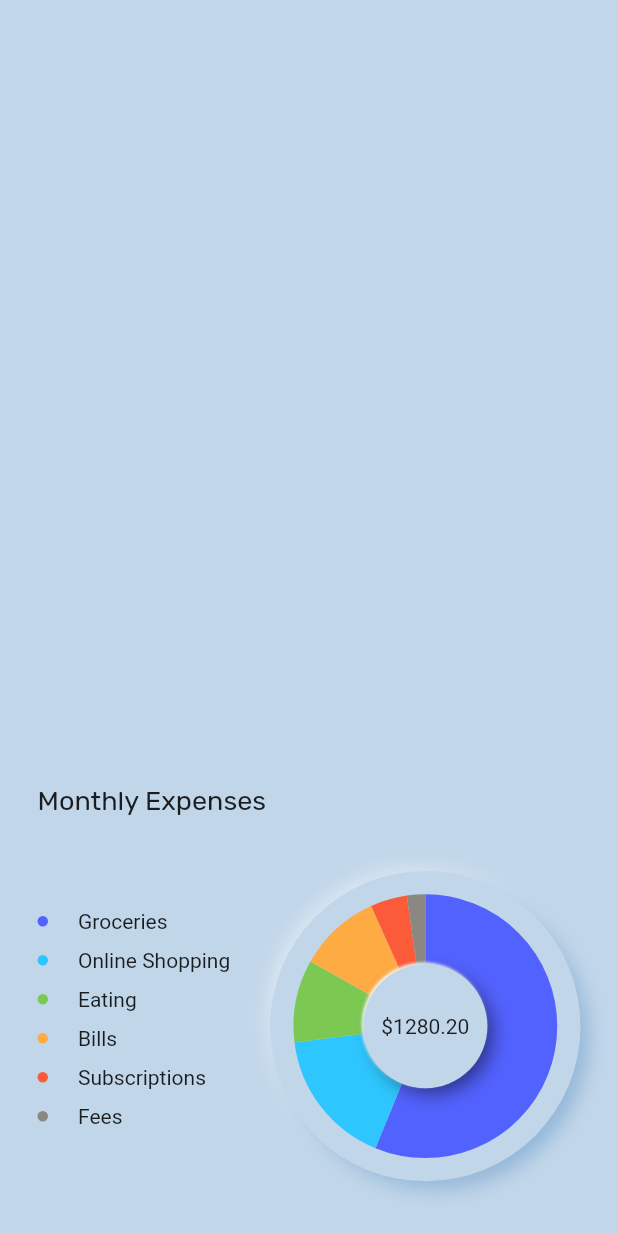
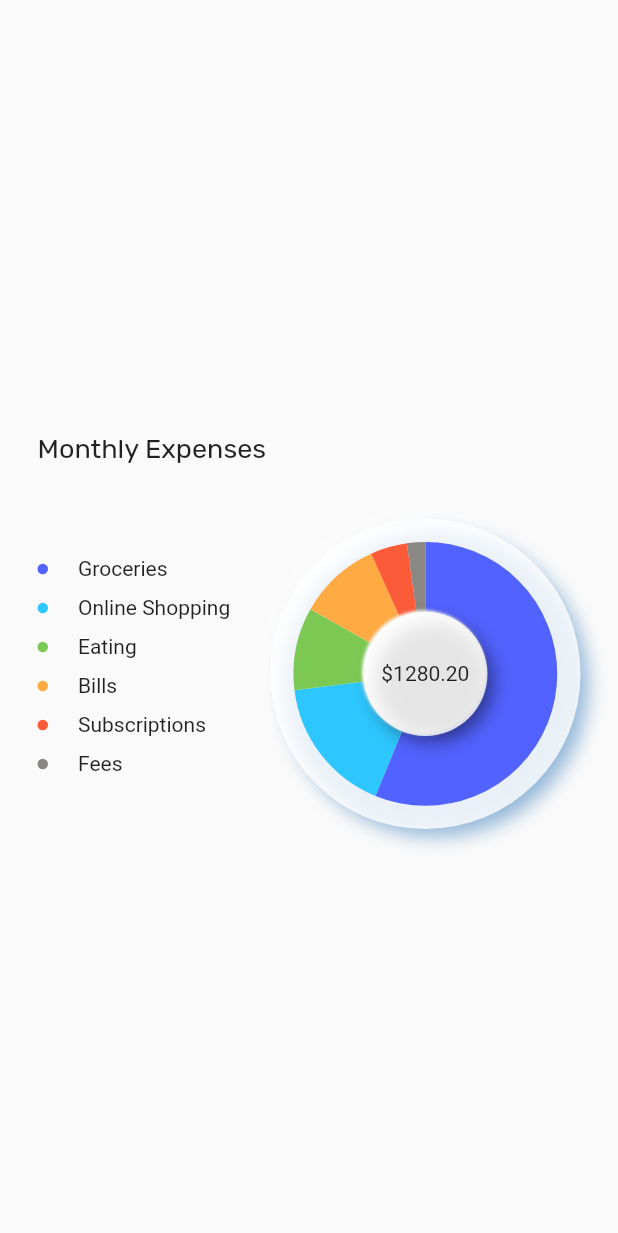
Before and after one commit to theashggl/Dashboard, a Flutter app: the MonthlyExpensesView screen opened directly, on a phone screen of 412 x 824 dp. Shown: the top 1233 px of the screen. Run offline on Flutter 3.47's test engine with Material 2 defaults, Android fonts, the phone set to English and light mode, and no system bars; our stand-ins replace clay_containers, google_fonts; missing offline and left inert: neumorphic.

Commit message:
charts ready

```diff
--- a/lib/neumorphic_expenses/monthly_expenses_view.dart
+++ b/lib/neumorphic_expenses/monthly_expenses_view.dart
@@ -8,11 +8,12 @@ class MonthlyExpensesView extends StatelessWidget {
   Widget build(BuildContext context) {
     final height = MediaQuery.of(context).size.height;
     return Scaffold(
-      backgroundColor: Color.fromRGBO(193, 214, 233, 1),
+      //backgroundColor: Color.fromRGBO(193, 214, 233, 1),
       body: SafeArea(
         child: Column(
+          mainAxisAlignment:MainAxisAlignment.center,
           children: <Widget>[
-            Spacer(),
+
             SizedBox(
                 height: height * 0.43,
                 child: Padding(
--- a/lib/neumorphic_expenses/pie_chart_view.dart
+++ b/lib/neumorphic_expenses/pie_chart_view.dart
@@ -13,7 +13,7 @@ class PieChartView extends StatelessWidget {
       child: LayoutBuilder(
         builder: (context, constraint) => Container(
           decoration: BoxDecoration(
-            color: Color.fromRGBO(193, 214, 233, 1),
+            color: Colors.white.withOpacity(0.8),
             shape: BoxShape.circle,
             boxShadow: [
               BoxShadow(
@@ -48,7 +48,7 @@ class PieChartView extends StatelessWidget {
                 child: Container(
                   height: constraint.maxWidth * 0.4,
                   decoration: BoxDecoration(
-                    color: Color.fromRGBO(193, 214, 233, 1),
+                    color: Colors.white.withOpacity(0.8),
                     shape: BoxShape.circle,
                     boxShadow: [
                       BoxShadow(
```
